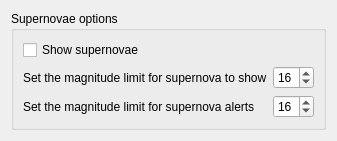
Old version of the form kstars/options/opssupernovae.ui in the repository KDE/kstars.
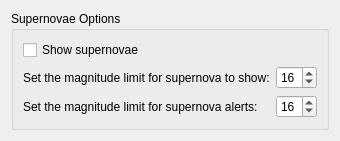
New version of the form.

What changed in the file:
```diff
--- a/kstars/options/opssupernovae.ui
+++ b/kstars/options/opssupernovae.ui
@@ -16,7 +16,7 @@
      <item>
       <widget class="QGroupBox" name="groupBox_2">
        <property name="title">
-        <string>Supernovae options</string>
+        <string>Supernovae Options</string>
        </property>
        <layout class="QVBoxLayout" name="verticalLayout_3">
         <item>
@@ -50,14 +50,14 @@
           <item row="1" column="0">
            <widget class="QLabel" name="label">
             <property name="text">
-             <string>Set the magnitude limit for supernova to show</string>
+             <string>Set the magnitude limit for supernova to show:</string>
             </property>
            </widget>
           </item>
           <item row="2" column="0">
            <widget class="QLabel" name="label_2">
             <property name="text">
-             <string>Set the magnitude limit for supernova alerts</string>
+             <string>Set the magnitude limit for supernova alerts:</string>
             </property>
            </widget>
           </item>
```
